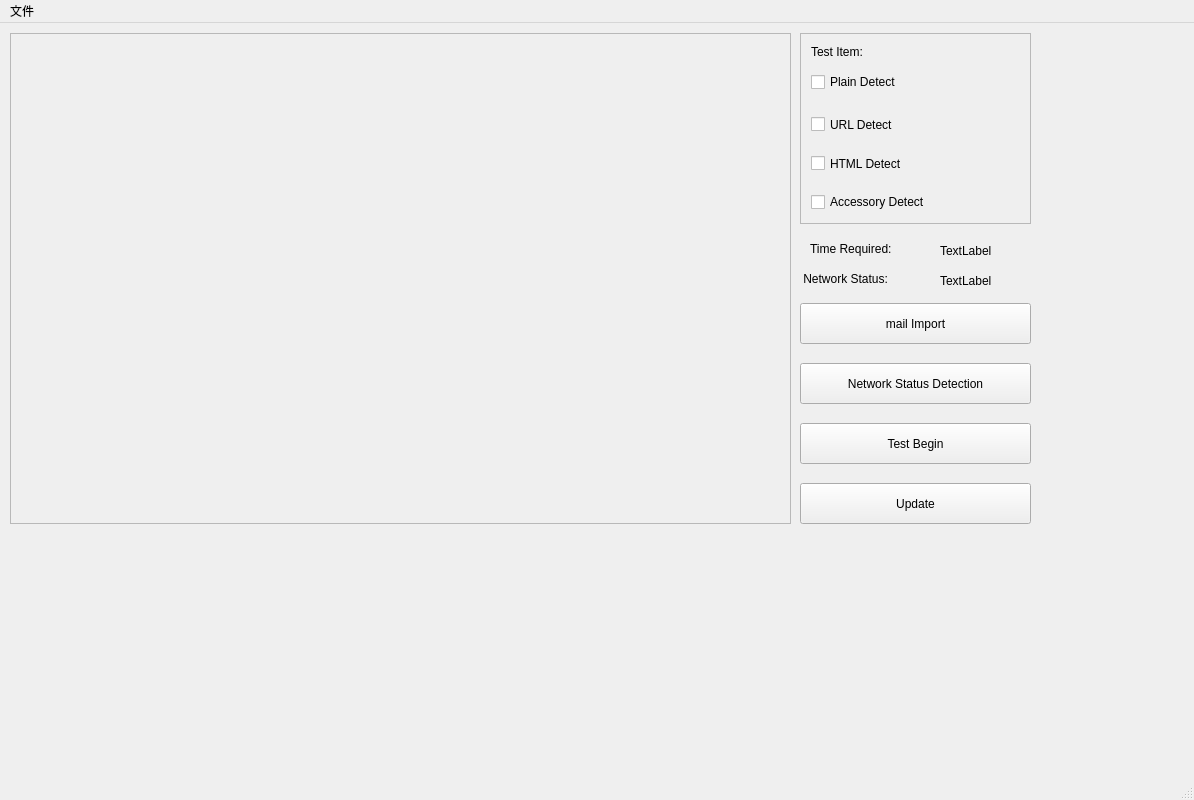
Before: the Qt Designer form ui/view/main.ui in LunziQwQ/Phishing-email-filter, drawn with Qt 5.
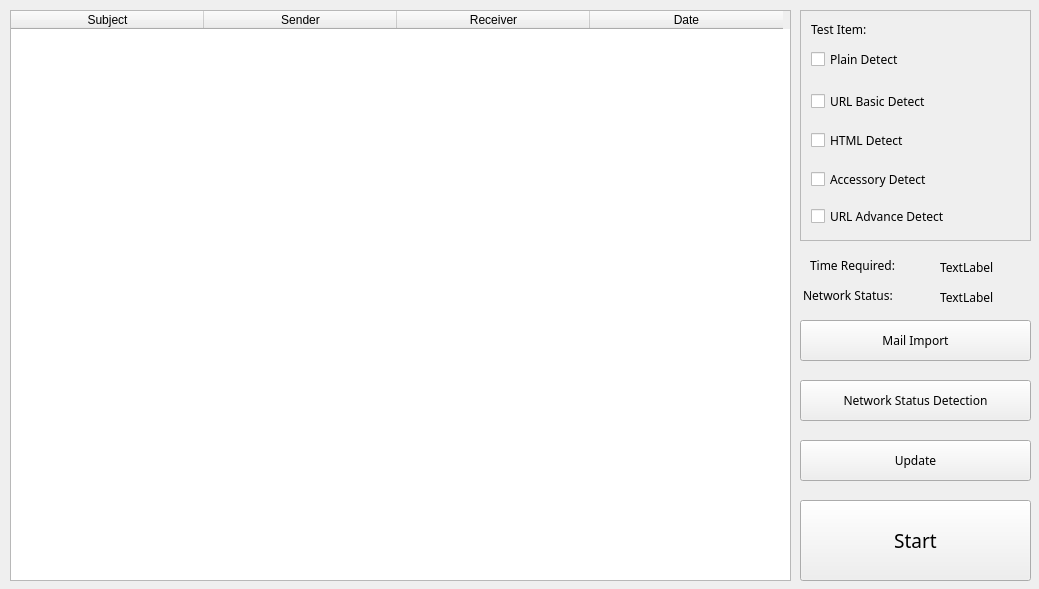
After: the same form once the commit is applied.

Commit message: main.ui 修改“Start”按钮 添加邮件列表显示

Diff of the .ui file:
```diff
--- a/ui/view/main.ui
+++ b/ui/view/main.ui
@@ -7,8 +7,8 @@
    <rect>
     <x>0</x>
     <y>0</y>
-    <width>1194</width>
-    <height>800</height>
+    <width>1039</width>
+    <height>589</height>
    </rect>
   </property>
   <property name="windowTitle">
@@ -22,60 +22,53 @@
     <property name="geometry">
      <rect>
       <x>800</x>
-      <y>400</y>
+      <y>500</y>
       <width>231</width>
-      <height>41</height>
+      <height>81</height>
      </rect>
     </property>
+    <property name="font">
+     <font>
+      <family>微软雅黑</family>
+      <pointsize>14</pointsize>
+     </font>
+    </property>
     <property name="text">
-     <string>Test Begin</string>
+     <string>Start</string>
     </property>
    </widget>
    <widget class="QPushButton" name="pushButton_2">
     <property name="geometry">
      <rect>
       <x>800</x>
-      <y>280</y>
+      <y>320</y>
       <width>231</width>
       <height>41</height>
      </rect>
     </property>
+    <property name="font">
+     <font>
+      <family>微软雅黑</family>
+     </font>
+    </property>
     <property name="text">
-     <string>mail Import</string>
+     <string>Mail Import</string>
     </property>
    </widget>
-   <widget class="QScrollArea" name="scrollArea">
-    <property name="geometry">
-     <rect>
-      <x>10</x>
-      <y>10</y>
-      <width>781</width>
-      <height>491</height>
-     </rect>
-    </property>
-    <property name="widgetResizable">
-     <bool>true</bool>
-    </property>
-    <widget class="QWidget" name="scrollAreaWidgetContents">
-     <property name="geometry">
-      <rect>
-       <x>0</x>
-       <y>0</y>
-       <width>779</width>
-       <height>489</height>
-      </rect>
-     </property>
-    </widget>
-   </widget>
    <widget class="QLabel" name="label_3">
     <property name="geometry">
      <rect>
       <x>810</x>
-      <y>210</y>
+      <y>250</y>
       <width>121</width>
       <height>31</height>
      </rect>
     </property>
+    <property name="font">
+     <font>
+      <family>微软雅黑</family>
+     </font>
+    </property>
     <property name="text">
      <string>Time Required:</string>
     </property>
@@ -84,11 +77,16 @@
     <property name="geometry">
      <rect>
       <x>800</x>
-      <y>340</y>
+      <y>380</y>
       <width>231</width>
       <height>41</height>
      </rect>
     </property>
+    <property name="font">
+     <font>
+      <family>微软雅黑</family>
+     </font>
+    </property>
     <property name="text">
      <string>Network Status Detection</string>
     </property>
@@ -97,11 +95,16 @@
     <property name="geometry">
      <rect>
       <x>940</x>
-      <y>220</y>
+      <y>260</y>
       <width>72</width>
       <height>15</height>
      </rect>
     </property>
+    <property name="font">
+     <font>
+      <family>微软雅黑</family>
+     </font>
+    </property>
     <property name="text">
      <string>TextLabel</string>
     </property>
@@ -110,11 +113,16 @@
     <property name="geometry">
      <rect>
       <x>800</x>
-      <y>240</y>
+      <y>280</y>
       <width>131</width>
       <height>31</height>
      </rect>
     </property>
+    <property name="font">
+     <font>
+      <family>微软雅黑</family>
+     </font>
+    </property>
     <property name="text">
      <string> Network Status:</string>
     </property>
@@ -123,11 +131,16 @@
     <property name="geometry">
      <rect>
       <x>800</x>
-      <y>460</y>
+      <y>440</y>
       <width>231</width>
       <height>41</height>
      </rect>
     </property>
+    <property name="font">
+     <font>
+      <family>微软雅黑</family>
+     </font>
+    </property>
     <property name="text">
      <string>Update</string>
     </property>
@@ -136,11 +149,16 @@
     <property name="geometry">
      <rect>
       <x>940</x>
-      <y>250</y>
+      <y>290</y>
       <width>72</width>
       <height>15</height>
      </rect>
     </property>
+    <property name="font">
+     <font>
+      <family>微软雅黑</family>
+     </font>
+    </property>
     <property name="text">
      <string>TextLabel</string>
     </property>
@@ -151,9 +169,14 @@
       <x>800</x>
       <y>10</y>
       <width>231</width>
-      <height>191</height>
+      <height>231</height>
      </rect>
     </property>
+    <property name="font">
+     <font>
+      <family>微软雅黑</family>
+     </font>
+    </property>
     <property name="widgetResizable">
      <bool>true</bool>
     </property>
@@ -163,7 +186,7 @@
        <x>0</x>
        <y>0</y>
        <width>229</width>
-       <height>189</height>
+       <height>229</height>
       </rect>
      </property>
      <widget class="QCheckBox" name="checkBox_3">
@@ -175,6 +198,11 @@
         <height>16</height>
        </rect>
       </property>
+      <property name="font">
+       <font>
+        <family>微软雅黑</family>
+       </font>
+      </property>
       <property name="text">
        <string>Plain Detect</string>
       </property>
@@ -184,12 +212,17 @@
        <rect>
         <x>10</x>
         <y>80</y>
-        <width>111</width>
+        <width>151</width>
         <height>21</height>
        </rect>
       </property>
+      <property name="font">
+       <font>
+        <family>微软雅黑</family>
+       </font>
+      </property>
       <property name="text">
-       <string>URL Detect</string>
+       <string>URL Basic Detect</string>
       </property>
      </widget>
      <widget class="QCheckBox" name="checkBox_2">
@@ -201,6 +234,11 @@
         <height>19</height>
        </rect>
       </property>
+      <property name="font">
+       <font>
+        <family>微软雅黑</family>
+       </font>
+      </property>
       <property name="text">
        <string>HTML Detect</string>
       </property>
@@ -214,6 +252,11 @@
         <height>16</height>
        </rect>
       </property>
+      <property name="font">
+       <font>
+        <family>微软雅黑</family>
+       </font>
+      </property>
       <property name="text">
        <string>Test Item:</string>
       </property>
@@ -227,30 +270,77 @@
         <height>16</height>
        </rect>
       </property>
+      <property name="font">
+       <font>
+        <family>微软雅黑</family>
+       </font>
+      </property>
       <property name="text">
        <string>Accessory Detect</string>
       </property>
      </widget>
+     <widget class="QCheckBox" name="checkBox_5">
+      <property name="geometry">
+       <rect>
+        <x>10</x>
+        <y>190</y>
+        <width>171</width>
+        <height>31</height>
+       </rect>
+      </property>
+      <property name="font">
+       <font>
+        <family>微软雅黑</family>
+       </font>
+      </property>
+      <property name="text">
+       <string>URL Advance Detect</string>
+      </property>
+     </widget>
     </widget>
    </widget>
-  </widget>
-  <widget class="QStatusBar" name="statusbar"/>
-  <widget class="QMenuBar" name="menubar">
-   <property name="geometry">
-    <rect>
-     <x>0</x>
-     <y>0</y>
-     <width>1194</width>
-     <height>26</height>
-    </rect>
-   </property>
-   <widget class="QMenu" name="menuFile">
-    <property name="title">
-     <string>文件</string>
+   <widget class="QTableWidget" name="tableWidget">
+    <property name="geometry">
+     <rect>
+      <x>10</x>
+      <y>10</y>
+      <width>781</width>
+      <height>571</height>
+     </rect>
     </property>
-    <addaction name="open_eml"/>
+    <property name="sizePolicy">
+     <sizepolicy hsizetype="Fixed" vsizetype="Fixed">
+      <horstretch>0</horstretch>
+      <verstretch>0</verstretch>
+     </sizepolicy>
+    </property>
+    <attribute name="horizontalHeaderCascadingSectionResizes">
+     <bool>false</bool>
+    </attribute>
+    <attribute name="horizontalHeaderDefaultSectionSize">
+     <number>193</number>
+    </attribute>
+    <column>
+     <property name="text">
+      <string>Subject</string>
+     </property>
+    </column>
+    <column>
+     <property name="text">
+      <string>Sender</string>
+     </property>
+    </column>
+    <column>
+     <property name="text">
+      <string>Receiver</string>
+     </property>
+    </column>
+    <column>
+     <property name="text">
+      <string>Date</string>
+     </property>
+    </column>
    </widget>
-   <addaction name="menuFile"/>
   </widget>
   <action name="open_eml">
    <property name="text">
```
The commit also changes 1 other file.
